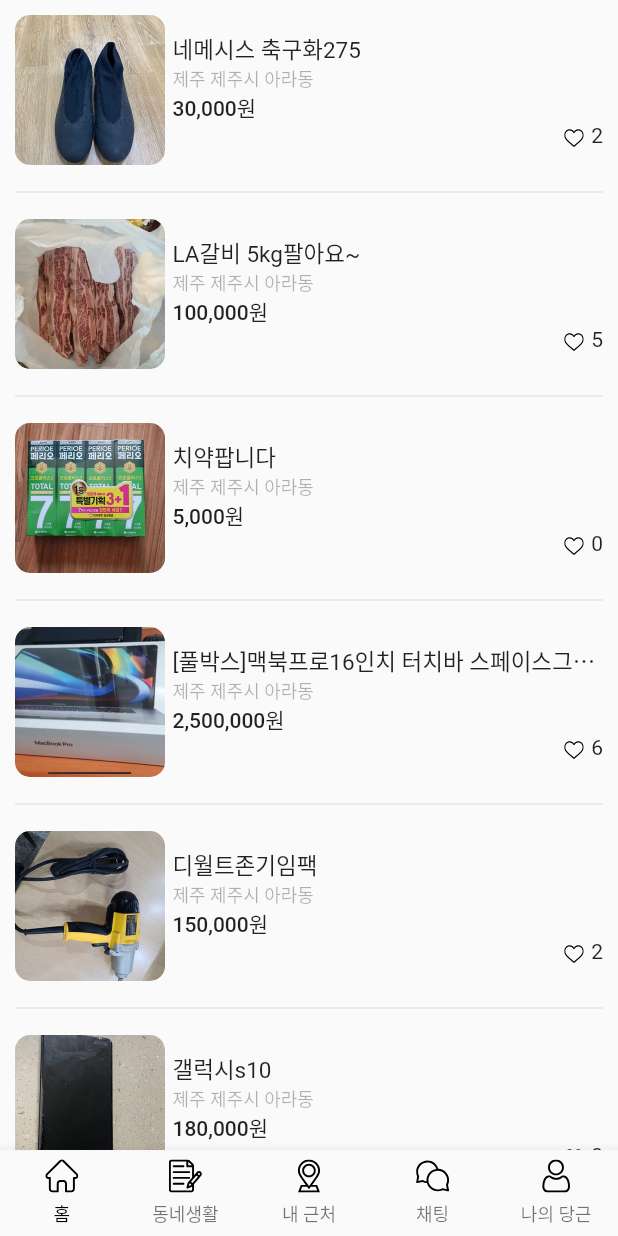
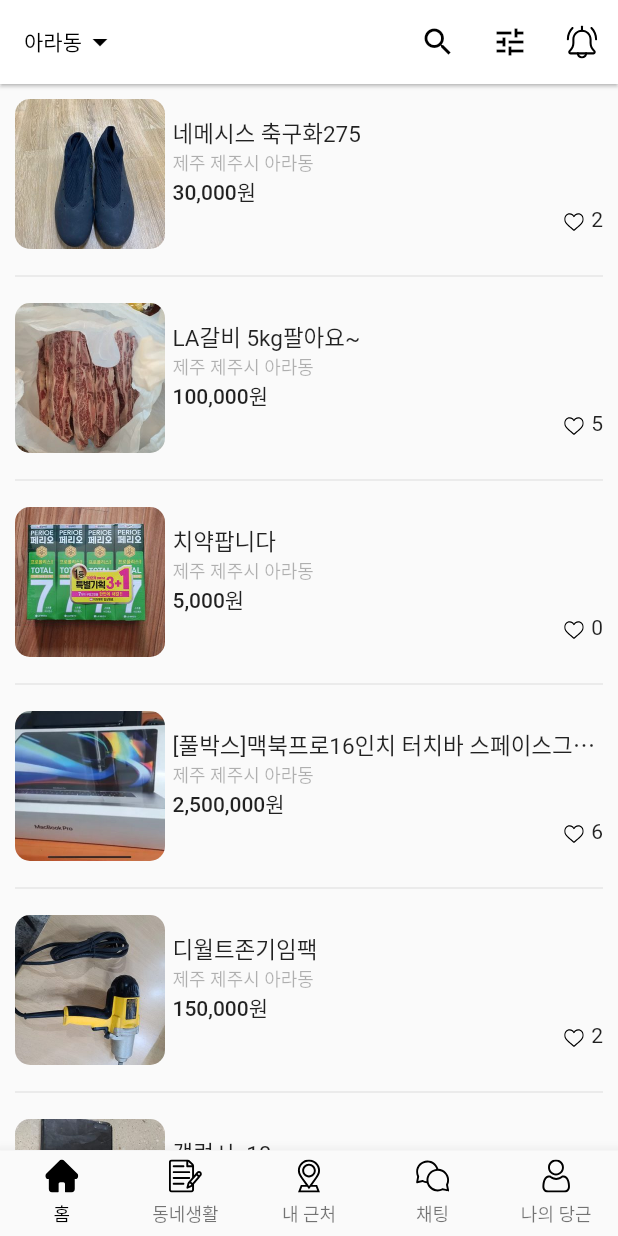
Before and after one commit to kicok/flutter_carrot_market_ex, a Flutter app: the screen it shows after launch, on a phone screen of 412 x 824 dp. Run offline on Flutter 3.47's test engine with Material 2 defaults, Android fonts, the phone set to English and light mode, and no system bars; our stand-ins replace flutter_svg.

Commit message:
file reName

```diff
--- a/lib/main.dart
+++ b/lib/main.dart
@@ -1,6 +1,5 @@
 import 'package:flutter/material.dart';
-
-import 'page/home.dart';
+import 'package:flutter_carror_market_ex/page/app.dart';
 
 void main() {
   runApp(const MyApp());
@@ -23,7 +22,7 @@
           ),
         ),
       ),
-      home: const Home(),
+      home: const App(),
     );
   }
 }
--- /dev/null
+++ b/lib/page/app.dart
@@ -0,0 +1,78 @@
+import 'package:flutter/material.dart';
+import 'package:flutter_carror_market_ex/page/home.dart';
+import 'package:flutter_svg/svg.dart';
+
+class App extends StatefulWidget {
+  const App({Key? key}) : super(key: key);
+
+  @override
+  _AppState createState() => _AppState();
+}
+
+class _AppState extends State<App> {
+  int _currentPageIndex = 0;
+
+  Widget _bodyWidget() {
+    switch (_currentPageIndex) {
+      case 0:
+        return const Home();
+      case 1:
+        return Container();
+
+      case 2:
+        return Container();
+      case 3:
+        return Container();
+      case 4:
+        return Container();
+      default:
+        return Container();
+    }
+  }
+
+  Widget _bottomNavigationBarWidget() {
+    //
+    // BottomNavigationBarItem 출력
+    BottomNavigationBarItem _bottomNavigationBarItem(
+        String iconName, String label) {
+      return BottomNavigationBarItem(
+        icon: Padding(
+          padding: const EdgeInsets.only(bottom: 5),
+          child: SvgPicture.asset('assets/svg/${iconName}_off.svg', width: 22),
+        ),
+        activeIcon: Padding(
+          padding: const EdgeInsets.only(bottom: 5),
+          child: SvgPicture.asset('assets/svg/${iconName}_on.svg', width: 22),
+        ),
+        label: label,
+      );
+    }
+
+    return BottomNavigationBar(
+      type: BottomNavigationBarType.fixed,
+      selectedItemColor: Colors.black, // 선택된 아이템의 컬러
+      selectedFontSize: 12,
+      onTap: (int index) {
+        setState(() {
+          _currentPageIndex = index;
+        });
+      },
+      currentIndex: _currentPageIndex,
+      items: [
+        _bottomNavigationBarItem("home", "홈"),
+        _bottomNavigationBarItem("notes", "동네생활"),
+        _bottomNavigationBarItem("location", "내 근처"),
+        _bottomNavigationBarItem("chat", "채팅"),
+        _bottomNavigationBarItem("user", "나의 당근"),
+      ],
+    );
+  }
+
+  @override
+  Widget build(BuildContext context) {
+    return Scaffold(
+      body: _bodyWidget(),
+      bottomNavigationBar: _bottomNavigationBarWidget(),
+    );
+  }
+}
--- a/lib/page/home.dart
+++ b/lib/page/home.dart
@@ -11,8 +11,6 @@
 
 class _HomeState extends State<Home> {
   List<Map<String, String>> datas = [];
-  int _currentPageIndex = 0;
-
   @override
   void initState() {
     super.initState();
@@ -292,46 +290,11 @@
     );
   }
 
-  Widget _bottomNavigationBarWidget() {
-    //
-    // BottomNavigationBarItem 출력
-    BottomNavigationBarItem _bottomNavigationBarItem(
-        String iconName, String label) {
-      return BottomNavigationBarItem(
-        icon: Padding(
-          padding: const EdgeInsets.only(bottom: 5),
-          child: SvgPicture.asset('assets/svg/${iconName}_off.svg', width: 22),
-        ),
-        label: label,
-      );
-    }
-
-    return BottomNavigationBar(
-      type: BottomNavigationBarType.fixed,
-      selectedItemColor: Colors.black, // 선택된 아이템의 컬러
-      selectedFontSize: 12,
-      onTap: (int index) {
-        setState(() {
-          _currentPageIndex = index;
-        });
-      },
-      currentIndex: _currentPageIndex,
-      items: [
-        _bottomNavigationBarItem("home", "홈"),
-        _bottomNavigationBarItem("notes", "동네생활"),
-        _bottomNavigationBarItem("location", "내 근처"),
-        _bottomNavigationBarItem("chat", "채팅"),
-        _bottomNavigationBarItem("user", "나의 당근"),
-      ],
-    );
-  }
-
   @override
   Widget build(BuildContext context) {
     return Scaffold(
-      //    appBar: _appBarWidget(),
+      appBar: _appBarWidget(),
       body: _bodyWidget(),
-      bottomNavigationBar: _bottomNavigationBarWidget(),
     );
   }
 }
```
